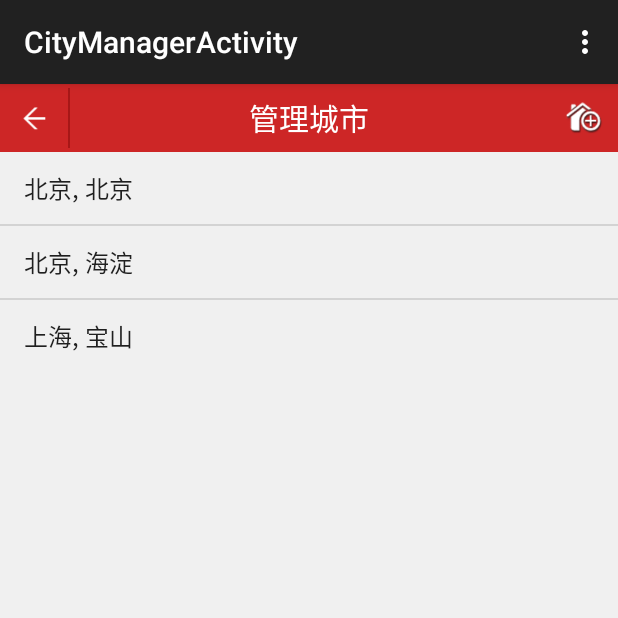
After one commit to xiaot945/WeatherDEMO, an Android app: the CityManagerActivity screen opened directly, with no data from a screen before it, on a phone screen of 412 x 824 dp, the top half of it. The commit adds this screen. Run offline under Robolectric (Android 15) with nearby library versions, the phone set to English and light mode, and no system bars.

Commit message:
v0.2 tyx feature ok

```diff
--- a/app/src/main/java/pku/ss/xiaot/app/MyApplication.java
+++ b/app/src/main/java/pku/ss/xiaot/app/MyApplication.java
@@ -127,4 +127,16 @@ public class MyApplication extends Application {
     public String[] getCityByName(String name) {
         return mCityDB.getCityByName(name);
     }
+
+    public String[] getMycity() {
+        return mCityDB.getMycity();
+    }
+
+    public void insertNewMycity(String cityCode) {
+        mCityDB.insertNewMyCity(cityCode);
+    }
+
+    public void removeMycity(String cityCode) {
+        mCityDB.removeMycity(cityCode);
+    }
 }
--- a/app/src/main/java/pku/ss/xiaot/db/CityDB.java
+++ b/app/src/main/java/pku/ss/xiaot/db/CityDB.java
@@ -17,6 +17,7 @@ public class CityDB {
 
     public static final String CITY_DB_NAME = "city2.db";
     private static final String CITY_TABLE_NAME = "city";
+    private static final String MYCITY_TABLE_NAME = "mycity";
     private SQLiteDatabase db;
 
     public CityDB(Context context, String path) {
@@ -88,4 +89,34 @@ public class CityDB {
         }
         return n;
     }
+
+    public String[] getMycity() {
+        List<String> list = new ArrayList<String>();
+        Cursor c = db.rawQuery("SELECT city, province FROM " + CITY_TABLE_NAME + ", " +
+                "" + MYCITY_TABLE_NAME + " WHERE mycity.number=city.number", null);
+        while (c.moveToNext()) {
+            String city = c.getString(c.getColumnIndex("city"));
+            String province = c.getString(c.getColumnIndex("province"));
+            list.add(province + ", " + city);
+        }
+        return StaticFunction.list2StringArray(list);
+    }
+
+    public void insertNewMyCity(String citycode) {
+        int c = Integer.parseInt(citycode);
+        try {
+            db.execSQL("INSERT INTO mycity VALUES(" + c + ",0)");
+        } catch (Exception e) {
+            e.printStackTrace();
+        }
+    }
+
+    public void removeMycity(String cityCode) {
+        int c = Integer.parseInt(cityCode);
+        try {
+            db.execSQL("DELETE FROM mycity WHERE number=" + c);
+        } catch (Exception e) {
+            e.printStackTrace();
+        }
+    }
 }
--- /dev/null
+++ b/app/src/main/java/pku/ss/xiaot/weatherapp/CityManagerActivity.java
@@ -0,0 +1,137 @@
+package pku.ss.xiaot.weatherapp;
+
+import android.app.AlertDialog;
+import android.content.DialogInterface;
+import android.content.Intent;
+import android.media.Image;
+import android.support.v7.app.ActionBarActivity;
+import android.os.Bundle;
+import android.util.Log;
+import android.view.Menu;
+import android.view.MenuItem;
+import android.view.View;
+import android.widget.Adapter;
+import android.widget.AdapterView;
+import android.widget.ArrayAdapter;
+import android.widget.Button;
+import android.widget.ImageView;
+import android.widget.ListView;
+
+import pku.ss.xiaot.app.MyApplication;
+
+
+public class CityManagerActivity extends ActionBarActivity implements View.OnClickListener {
+
+    private ImageView backToMainImageView = null;
+    private ImageView newImageView = null;
+    private ListView cityListView = null;
+    private MyApplication mApplication = null;
+    private String[] myCityArray = null;
+
+    @Override
+    protected void onCreate(Bundle savedInstanceState) {
+        super.onCreate(savedInstanceState);
+        setContentView(R.layout.activity_city_manager);
+        mApplication = (MyApplication) getApplication();
+        backToMainImageView = (ImageView) findViewById(R.id.city_manager_title_back);
+        newImageView = (ImageView) findViewById(R.id.city_manager_title_newcity);
+        newImageView.setOnClickListener(this);
+        backToMainImageView.setOnClickListener(this);
+        cityListView = (ListView) findViewById(R.id.mycity_listview);
+        myCityArray = mApplication.getMycity();
+        cityListView.setAdapter(new ArrayAdapter<String>(this, android.R.layout.simple_list_item_1, myCityArray));
+        Log.d("mycity", "create" + myCityArray.length);
+        cityListView.setOnItemClickListener(new AdapterView.OnItemClickListener() {
+            @Override
+            public void onItemClick(AdapterView<?> parent, View view, int position, long id) {
+                Bundle cityCodeBundle = new Bundle();
+                String cityCode = null;
+                String provinceStr = myCityArray[position].split(",")[0].trim();
+                String cityStr = myCityArray[position].split(",")[1].trim();
+                cityCode = mApplication.getNumberByCityAndProvince(cityStr, provinceStr);
+                cityCodeBundle.putString(SelectCityActivity.CITY_CODE, cityCode);
+                Intent intent = new Intent(CityManagerActivity.this, MainActivity.class);
+                intent.putExtras(cityCodeBundle);
+                setResult(RESULT_OK, intent);
+                finish();
+            }
+        });
+        cityListView.setOnItemLongClickListener(new AdapterView.OnItemLongClickListener() {
+            @Override
+            public boolean onItemLongClick(AdapterView<?> parent, View view, int position, long id) {
+                final int p = position;
+                new AlertDialog.Builder(CityManagerActivity.this).setTitle("确认删除吗？" + " " + myCityArray[p])
+                        .setIcon(android.R.drawable.ic_dialog_info).setPositiveButton("确定", new DialogInterface.OnClickListener() {
+                    @Override
+                    public void onClick(DialogInterface dialog, int which) {
+                        Log.d("mycity", "before delete" + myCityArray.toString());
+                        String cityCode = null;
+                        String provinceStr = myCityArray[p].split(",")[0].trim();
+                        String cityStr = myCityArray[p].split(",")[1].trim();
+                        cityCode = mApplication.getNumberByCityAndProvince(cityStr, provinceStr);
+                        mApplication.removeMycity(cityCode);
+                        myCityArray = mApplication.getMycity();
+                        Log.d("mycity", "after delete" + myCityArray.toString());
+                        ArrayAdapter a = new ArrayAdapter<String>(CityManagerActivity.this, android.R.layout.simple_list_item_1, myCityArray);
+                        cityListView.setAdapter(a);
+                    }
+                }).setNegativeButton("返回", new DialogInterface.OnClickListener() {
+                    @Override
+                    public void onClick(DialogInterface dialog, int which) {
+                    }
+                }).show();
+
+                return true;
+            }
+        });
+    }
+
+
+    @Override
+    public boolean onCreateOptionsMenu(Menu menu) {
+        // Inflate the menu; this adds items to the action bar if it is present.
+        getMenuInflater().inflate(R.menu.menu_city_manager, menu);
+        return true;
+    }
+
+    @Override
+    public boolean onOptionsItemSelected(MenuItem item) {
+        // Handle action bar item clicks here. The action bar will
+        // automatically handle clicks on the Home/Up button, so long
+        // as you specify a parent activity in AndroidManifest.xml.
+        int id = item.getItemId();
+
+        //noinspection SimplifiableIfStatement
+        if (id == R.id.action_settings) {
+            return true;
+        }
+
+        return super.onOptionsItemSelected(item);
+    }
+
+    @Override
+    protected void onActivityResult(int requestCode, int resultCode, Intent intent) {
+        if (requestCode == 1 && resultCode == RESULT_OK) {
+            String cityCode = intent.getStringExtra(SelectCityActivity.CITY_CODE);
+            mApplication.insertNewMycity(cityCode);
+            myCityArray = mApplication.getMycity();
+            ArrayAdapter a = new ArrayAdapter<String>(this, android.R.layout.simple_list_item_1, myCityArray);
+            cityListView.setAdapter(a);
+        }
+    }
+
+    @Override
+    public void onClick(View v) {
+        switch (v.getId()) {
+            case R.id.city_manager_title_back:
+                finish();
+                break;
+            case R.id.city_manager_title_newcity:
+                Intent intent = new Intent(this, SelectCityActivity.class);
+                startActivityForResult(intent, 1);
+                break;
+            default:
+                break;
+        }
+    }
+}
--- /dev/null
+++ b/app/src/main/res/layout/activity_city_manager.xml
@@ -0,0 +1,55 @@
+<RelativeLayout xmlns:android="http://schemas.android.com/apk/res/android"
+                xmlns:tools="http://schemas.android.com/tools"
+                android:layout_width="fill_parent"
+                android:layout_height="fill_parent"
+                android:background="#fff0f0f0">
+
+    <RelativeLayout
+        android:id="@+id/title_head"
+        android:layout_width="fill_parent"
+        android:layout_height="45.0dp"
+        android:background="#ffcd2626">
+
+        <TextView
+            android:id="@+id/title_name"
+            android:layout_width="fill_parent"
+            android:layout_height="fill_parent"
+            android:gravity="center"
+            android:text="管理城市"
+            android:textColor="#ffffff"
+            android:textSize="20sp"/>
+
+        <ImageView
+            android:id="@+id/city_manager_title_back"
+            android:layout_width="45dp"
+            android:layout_height="45dp"
+            android:layout_alignParentLeft="true"
+            android:layout_centerVertical="true"
+            android:src="@drawable/base_action_bar_back_normal"/>
+
+        <ImageView
+            android:layout_width="1dp"
+            android:layout_height="40dp"
+            android:layout_centerVertical="true"
+            android:layout_gravity="center"
+            android:layout_toRightOf="@id/city_manager_title_back"
+            android:background="#A71717"
+            android:gravity="center"/>
+
+        <ImageView
+            android:id="@+id/city_manager_title_newcity"
+            android:layout_width="45.0dip"
+            android:layout_height="45.0dip"
+            android:layout_alignParentRight="true"
+            android:layout_gravity="center"
+            android:src="@drawable/title_city"
+            android:visibility="visible"/>
+    </RelativeLayout>
+
+    <ListView
+        android:id="@+id/mycity_listview"
+        android:layout_width="fill_parent"
+        android:layout_height="wrap_content"
+        android:layout_below="@id/title_head">
+    </ListView>
+</RelativeLayout>
--- /dev/null
+++ b/app/src/main/res/menu/menu_city_manager.xml
@@ -0,0 +1,9 @@
+<menu xmlns:android="http://schemas.android.com/apk/res/android"
+      xmlns:app="http://schemas.android.com/apk/res-auto"
+      xmlns:tools="http://schemas.android.com/tools"
+      tools:context="pku.ss.xiaot.weatherapp.CityManagerActivity">
+    <item android:id="@+id/action_settings"
+          android:title="@string/action_settings"
+          android:orderInCategory="100"
+          app:showAsAction="never"/>
+</menu>
--- a/app/src/main/res/values/strings.xml
+++ b/app/src/main/res/values/strings.xml
@@ -16,4 +16,5 @@
     <string name="str_wendu">11℃</string>
     <string name="title_activity_select_city">SelectCityActivity</string>
     <string name="guide_pager_name">guide</string>
+    <string name="title_activity_city_manager">CityManagerActivity</string>
 </resources>
```
Also changed, not shown: app/src/main/AndroidManifest.xml (+6 -1 lines), app/src/main/java/pku/ss/xiaot/weatherapp/MainActivity.java (+12 -7 lines), app/src/main/res/layout/weather_info.xml (+18 -11 lines), app/src/main/assets/city.db.
